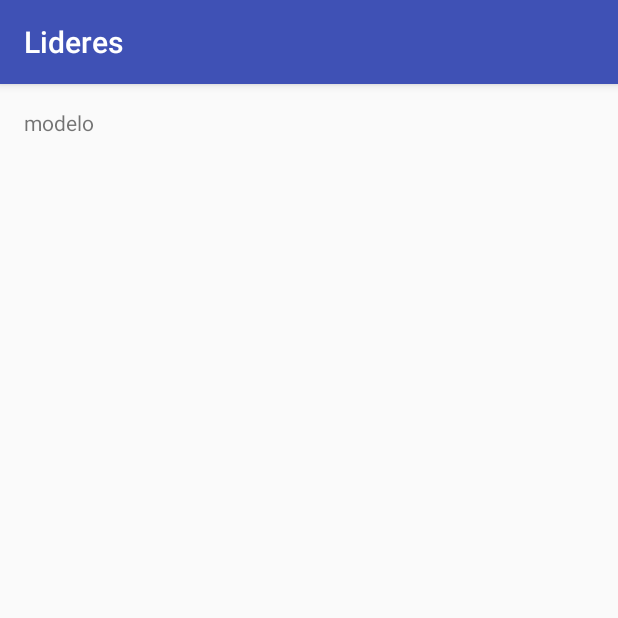
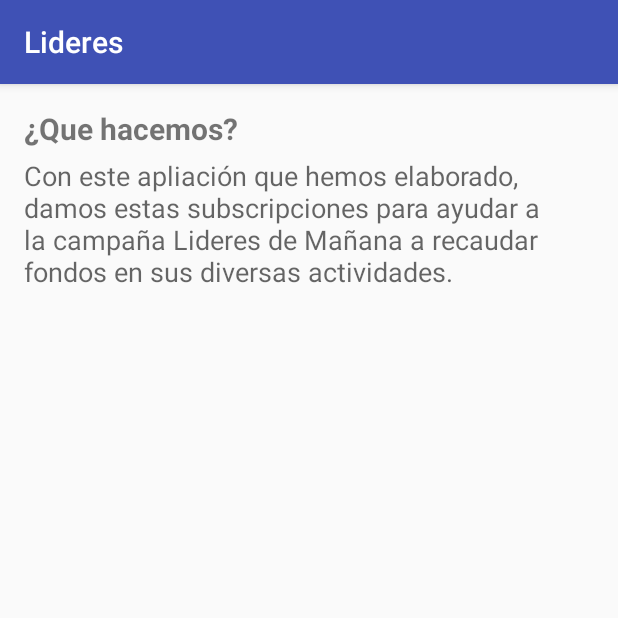
Before and after one commit to ariel-ms/Hack, an Android app: the Modelo screen opened directly, with no data from a screen before it, on a phone screen of 412 x 824 dp, the top half of it. Run offline under Robolectric (Android 15) with nearby library versions, the phone set to English and light mode, and no system bars.

Commit message:
Informacion agreagada

```diff
--- a/app/src/main/res/layout/activity_modelo.xml
+++ b/app/src/main/res/layout/activity_modelo.xml
@@ -12,5 +12,20 @@
     <TextView
         android:layout_width="wrap_content"
         android:layout_height="wrap_content"
-        android:text="modelo"/>
+        android:text="@string/modeloTitulo"
+        android:textSize="20dp"
+        android:textStyle="bold"
+        android:id="@+id/textView3" />
+
+    <TextView
+        android:layout_width="wrap_content"
+        android:layout_height="wrap_content"
+        android:layout_marginTop="5dp"
+        android:textAppearance="?android:attr/textAppearanceMedium"
+        android:text="@string/modelo"
+        android:id="@+id/textView2"
+        android:layout_below="@+id/textView3"
+        android:layout_alignParentStart="true" />
+
+
 </RelativeLayout>
--- a/app/src/main/res/layout/activity_nivel.xml
+++ b/app/src/main/res/layout/activity_nivel.xml
@@ -21,7 +21,7 @@
             android:layout_marginBottom="10sp"
             android:textAppearance="?android:attr/textAppearanceMedium"
             android:background="#8080ff"
-            android:text="Servicios de Comida"
+            android:text="@string/serviciosComida"
             android:id="@+id/textView" />
 
         <ImageButton
@@ -67,7 +67,7 @@
             android:layout_marginBottom="10sp"
             android:textAppearance="?android:attr/textAppearanceMedium"
             android:background="#8080ff"
-            android:text="Pedir un libro"/>
+            android:text="@string/pedirLibro"/>
 
         <ImageButton
             android:layout_width="wrap_content"
--- a/app/src/main/res/values/strings.xml
+++ b/app/src/main/res/values/strings.xml
@@ -1,7 +1,7 @@
 <resources>
     <string name="app_name">Lideres</string>
     <string name="info">Líderes del Mañana</string>
-    <string name="modelo">¿Que hacemos?</string>
+    <string name="modeloTitulo">¿Que hacemos?</string>
     <string name="perfil">Perfil</string>
     <string name="infoL">LÍDERES DEL MAÑANA Tiene como objetivo
         potenciar la formación y el desarrollode jóvenes mexicanos
@@ -9,6 +9,9 @@
         económica o social, requieren un apoyo del 100% de beca
         para estudiar la carrera profesional en el Tecnológico de
         Monterrey.</string>
+    <string name="modelo">Con este apliación que hemos elaborado, damos estas subscripciones para ayudar a la campaña Lideres de Mañana a recaudar fondos en sus diversas actividades.</string>
     <string name="botonservicios">Servicios</string>
+    <string name="serviciosComida">Servicios de Comida</string>
+    <string name="pedirLibro">Pedir un libro</string>
     <string name="concierto">"Conciertos"</string>
 </resources>
```
